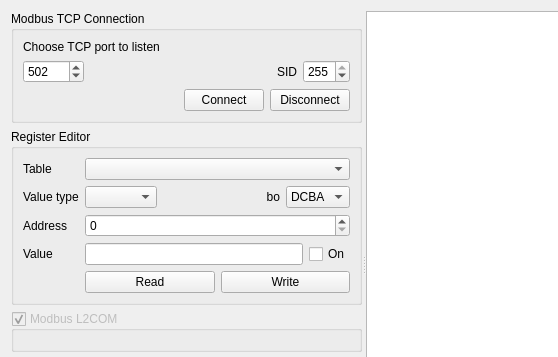
Qt form PortListener/modbustcplistener.ui (khomchenkovaa/PortListener) before a commit; both pictures show x 0 to 558 and y 0 to 357 of the 734 by 528 pixel window.
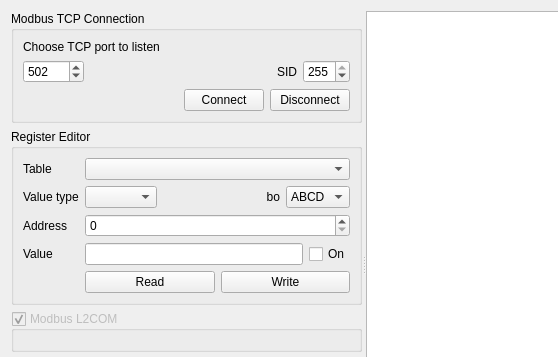
The same form after that commit.

What changed in the file:
```diff
--- a/PortListener/modbustcplistener.ui
+++ b/PortListener/modbustcplistener.ui
@@ -158,7 +158,7 @@
             <item>
              <widget class="QComboBox" name="cmbByteOrder">
               <property name="currentIndex">
-               <number>1</number>
+               <number>0</number>
               </property>
               <item>
                <property name="text">
```
